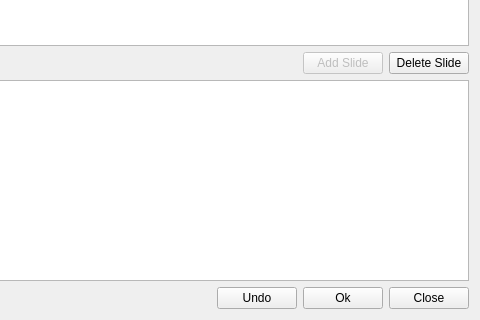
Above: showcase/part/ui/SCCustomSlideShowsDialog.ui from KDE/koffice before the change; both pictures show x 291 to 771 and y 187 to 507 of the 771 by 507 pixel window. Below: the same form after it.
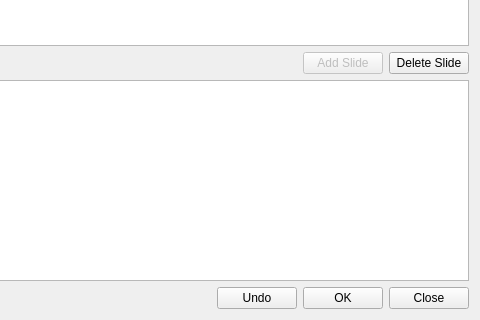
That is the form after the change.

Commit message: i18n: "Ok" -> "OK"

What changed in the file:
```diff
--- a/showcase/part/ui/SCCustomSlideShowsDialog.ui
+++ b/showcase/part/ui/SCCustomSlideShowsDialog.ui
@@ -186,7 +186,7 @@
      <item>
       <widget class="QPushButton" name="okButton" >
        <property name="text" >
-        <string>Ok</string>
+        <string>OK</string>
        </property>
       </widget>
      </item>
```
